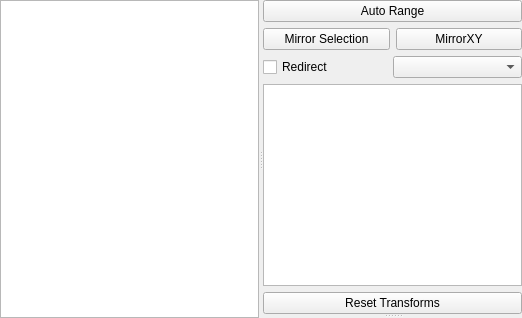
Qt form acq4/pyqtgraph/canvas/CanvasTemplate.ui (acq4/acq4) before a commit.
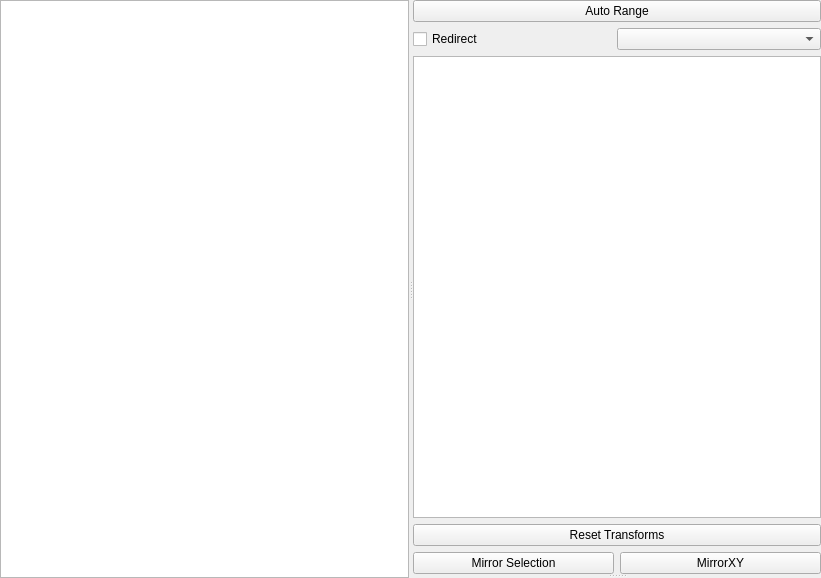
The same form after that commit. Custom widgets are drawn as their Qt base class.

Commit message: Allow canvas control widgets to be split apart more easily

```diff
--- a/acq4/pyqtgraph/canvas/CanvasTemplate.ui
+++ b/acq4/pyqtgraph/canvas/CanvasTemplate.ui
@@ -6,8 +6,8 @@
    <rect>
     <x>0</x>
     <y>0</y>
-    <width>522</width>
-    <height>318</height>
+    <width>821</width>
+    <height>578</height>
    </rect>
   </property>
   <property name="windowTitle">
@@ -17,6 +17,9 @@
    <property name="margin">
     <number>0</number>
    </property>
+   <property name="spacing">
+    <number>0</number>
+   </property>
    <item row="0" column="0">
     <widget class="QSplitter" name="splitter">
      <property name="orientation">
@@ -27,7 +30,7 @@
       <property name="orientation">
        <enum>Qt::Vertical</enum>
       </property>
-      <widget class="QWidget" name="">
+      <widget class="QWidget" name="canvasCtrlWidget" native="true">
        <layout class="QGridLayout" name="gridLayout">
         <item row="0" column="0" colspan="2">
          <widget class="QPushButton" name="autoRangeBtn">
@@ -42,21 +45,7 @@
           </property>
          </widget>
         </item>
-        <item row="1" column="0">
-         <widget class="QPushButton" name="mirrorSelectionBtn">
-          <property name="text">
-           <string>Mirror Selection</string>
-          </property>
-         </widget>
-        </item>
-        <item row="1" column="1">
-         <widget class="QPushButton" name="reflectSelectionBtn">
-          <property name="text">
-           <string>MirrorXY</string>
-          </property>
-         </widget>
-        </item>
-        <item row="2" column="0" colspan="2">
+        <item row="1" column="0" colspan="2">
          <layout class="QHBoxLayout" name="horizontalLayout">
           <property name="spacing">
            <number>0</number>
@@ -76,7 +65,7 @@
           </item>
          </layout>
         </item>
-        <item row="3" column="0" colspan="2">
+        <item row="2" column="0" colspan="2">
          <widget class="TreeWidget" name="itemList">
           <property name="sizePolicy">
            <sizepolicy hsizetype="Expanding" vsizetype="Expanding">
@@ -94,16 +83,30 @@
           </column>
          </widget>
         </item>
-        <item row="4" column="0" colspan="2">
+        <item row="3" column="0" colspan="2">
          <widget class="QPushButton" name="resetTransformsBtn">
           <property name="text">
            <string>Reset Transforms</string>
           </property>
          </widget>
         </item>
+        <item row="4" column="0">
+         <widget class="QPushButton" name="mirrorSelectionBtn">
+          <property name="text">
+           <string>Mirror Selection</string>
+          </property>
+         </widget>
+        </item>
+        <item row="4" column="1">
+         <widget class="QPushButton" name="reflectSelectionBtn">
+          <property name="text">
+           <string>MirrorXY</string>
+          </property>
+         </widget>
+        </item>
        </layout>
       </widget>
-      <widget class="QWidget" name="">
+      <widget class="QWidget" name="canvasItemCtrl" native="true">
        <layout class="QGridLayout" name="ctrlLayout">
         <property name="spacing">
          <number>0</number>
```
Left out of the diff: 3 changed lines with no effect on the pictures. The commit also changes 1 other file.
